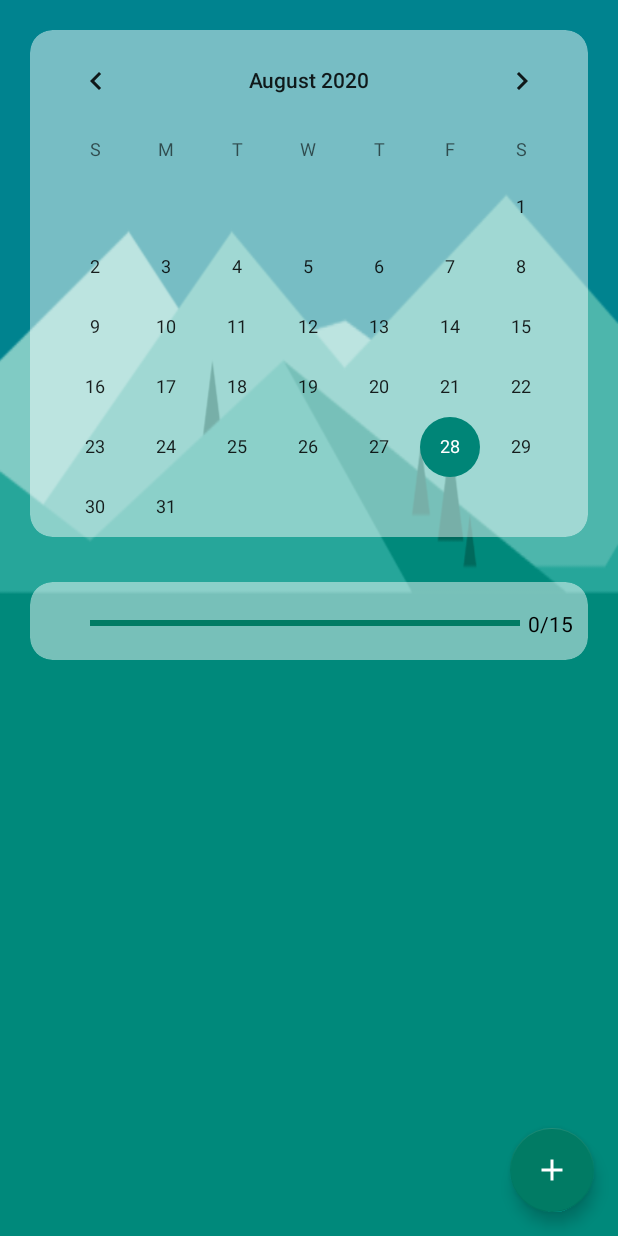
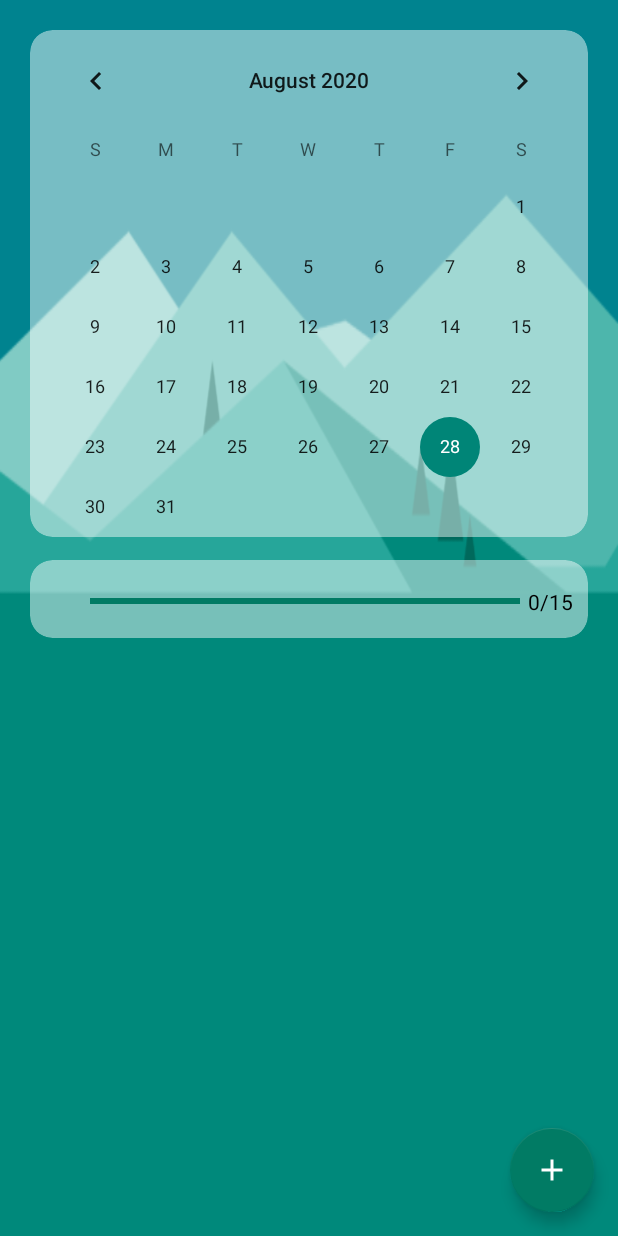
Before and after one commit to Anton7692/The-Two-Day-Rule-Calendar, an Android app: the screen it shows after launch (MainActivity), on a phone screen of 412 x 824 dp. Run offline under Robolectric (Android 15) with nearby library versions, the phone set to English and light mode, and no system bars; libraries missing offline, so code that uses them is left out: com.squareup.timessquare.

Commit message:
margin top changed

```diff
--- a/app/src/main/res/layout-v21/activity_main.xml
+++ b/app/src/main/res/layout-v21/activity_main.xml
@@ -54,7 +54,7 @@
                 android:layout_height="wrap_content"
                 android:layout_marginRight="20dp"
                 android:layout_marginLeft="20dp"
-                android:layout_marginTop="20dp"
+                android:layout_marginTop="5dp"
                 android:layout_marginBottom="10dp"
                 app:cardCornerRadius="15dp"
                 android:backgroundTint="@color/transparentWhite"
@@ -98,7 +98,7 @@
                 android:layout_height="wrap_content"
                 android:layout_marginRight="20dp"
                 android:layout_marginLeft="20dp"
-                android:layout_marginTop="20dp"
+                android:layout_marginTop="5dp"
                 android:layout_marginBottom="10dp"
                 app:cardCornerRadius="15dp"
                 android:backgroundTint="@color/transparentWhite"
```
